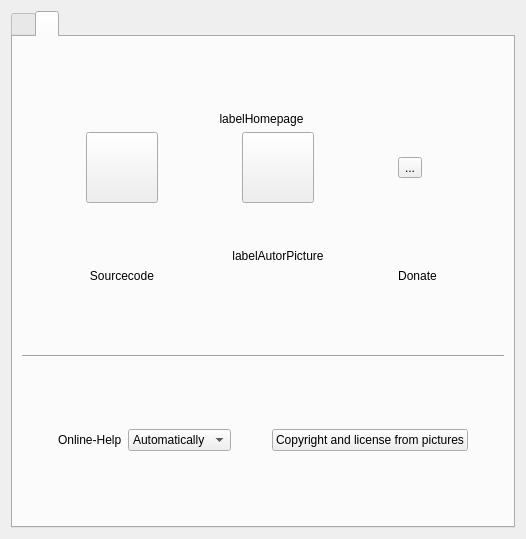
Qt form showclick/showclickDialog.ui (vkohaupt/vokoShowClick) before a commit.
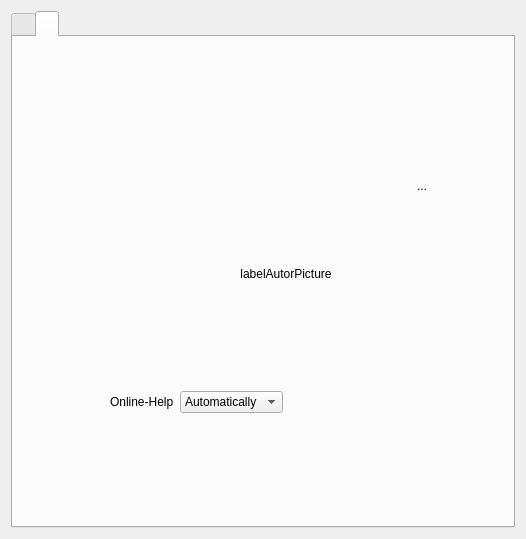
The same form after that commit. The open tabs and pages were chosen to show the change. Icons and pictures are not drawn.

Commit message: Add pictures in about

What changed in the file:
```diff
--- a/showclick/showclickDialog.ui
+++ b/showclick/showclickDialog.ui
@@ -460,33 +460,7 @@
        </item>
        <item>
         <layout class="QGridLayout" name="gridLayout_7">
-         <item row="4" column="0">
-          <widget class="QLabel" name="labelSourcecodeUrl">
-           <property name="text">
-            <string notr="true">Sourcecode</string>
-           </property>
-           <property name="alignment">
-            <set>Qt::AlignCenter</set>
-           </property>
-           <property name="openExternalLinks">
-            <bool>true</bool>
-           </property>
-          </widget>
-         </item>
-         <item row="4" column="2">
-          <widget class="QLabel" name="labelDonateUrl">
-           <property name="text">
-            <string>Donate</string>
-           </property>
-           <property name="alignment">
-            <set>Qt::AlignCenter</set>
-           </property>
-           <property name="openExternalLinks">
-            <bool>true</bool>
-           </property>
-          </widget>
-         </item>
-         <item row="1" column="1" alignment="Qt::AlignHCenter">
+         <item row="0" column="1" alignment="Qt::AlignHCenter">
           <widget class="QToolButton" name="toolButton">
            <property name="text">
             <string notr="true"/>
@@ -501,9 +475,32 @@
              <height>64</height>
             </size>
            </property>
+           <property name="autoRaise">
+            <bool>true</bool>
+           </property>
           </widget>
          </item>
-         <item row="3" column="1">
+         <item row="0" column="0">
+          <widget class="QToolButton" name="toolButton_3">
+           <property name="text">
+            <string notr="true"/>
+           </property>
+           <property name="icon">
+            <iconset resource="../showclick.qrc">
+             <normaloff>:/pictures/showclick/donate.png</normaloff>:/pictures/showclick/donate.png</iconset>
+           </property>
+           <property name="iconSize">
+            <size>
+             <width>64</width>
+             <height>64</height>
+            </size>
+           </property>
+           <property name="autoRaise">
+            <bool>true</bool>
+           </property>
+          </widget>
+         </item>
+         <item row="2" column="1">
           <widget class="QLabel" name="labelAutorPicture">
            <property name="maximumSize">
             <size>
@@ -522,33 +519,7 @@
            </property>
           </widget>
          </item>
-         <item row="0" column="0" colspan="3">
-          <widget class="QLabel" name="labelWebSiteUrl">
-           <property name="text">
-            <string notr="true">labelHomepage</string>
-           </property>
-           <property name="alignment">
-            <set>Qt::AlignCenter</set>
-           </property>
-           <property name="openExternalLinks">
-            <bool>true</bool>
-           </property>
-          </widget>
-         </item>
-         <item row="2" column="1">
-          <spacer name="verticalSpacer_7">
-           <property name="orientation">
-            <enum>Qt::Vertical</enum>
-           </property>
-           <property name="sizeHint" stdset="0">
-            <size>
-             <width>20</width>
-             <height>40</height>
-            </size>
-           </property>
-          </spacer>
-         </item>
-         <item row="1" column="2">
+         <item row="0" column="2">
           <widget class="QToolButton" name="toolButton_2">
            <property name="text">
             <string>...</string>
@@ -563,24 +534,23 @@
              <height>64</height>
             </size>
            </property>
+           <property name="autoRaise">
+            <bool>true</bool>
+           </property>
           </widget>
          </item>
-         <item row="1" column="0">
-          <widget class="QToolButton" name="toolButton_3">
-           <property name="text">
-            <string notr="true"/>
+         <item row="1" column="1">
+          <spacer name="verticalSpacer_7">
+           <property name="orientation">
+            <enum>Qt::Vertical</enum>
            </property>
-           <property name="icon">
-            <iconset resource="../showclick.qrc">
-             <normaloff>:/pictures/showclick/donate.png</normaloff>:/pictures/showclick/donate.png</iconset>
-           </property>
-           <property name="iconSize">
+           <property name="sizeHint" stdset="0">
             <size>
-             <width>64</width>
-             <height>64</height>
+             <width>20</width>
+             <height>40</height>
             </size>
            </property>
-          </widget>
+          </spacer>
          </item>
         </layout>
        </item>
@@ -597,26 +567,6 @@
          </property>
         </spacer>
        </item>
-       <item>
-        <widget class="Line" name="line">
-         <property name="orientation">
-          <enum>Qt::Horizontal</enum>
-         </property>
-        </widget>
-       </item>
-       <item>
-        <spacer name="verticalSpacer_5">
-         <property name="orientation">
-          <enum>Qt::Vertical</enum>
-         </property>
-         <property name="sizeHint" stdset="0">
-          <size>
-           <width>20</width>
-           <height>40</height>
-          </size>
-         </property>
-        </spacer>
-       </item>
        <item>
         <layout class="QHBoxLayout" name="horizontalLayout_10">
          <item>
@@ -666,8 +616,18 @@
          </item>
          <item>
           <widget class="QPushButton" name="pushButtonLicense">
-           <property name="text">
-            <string>Copyright and license from pictures</string>
+           <property name="icon">
+            <iconset resource="../showclick.qrc">
+             <normaloff>:/pictures/showclick/copyright.png</normaloff>:/pictures/showclick/copyright.png</iconset>
+           </property>
+           <property name="iconSize">
+            <size>
+             <width>48</width>
+             <height>48</height>
+            </size>
+           </property>
+           <property name="flat">
+            <bool>true</bool>
            </property>
           </widget>
          </item>
```
Left out of the diff: 4 changed lines with no effect on the pictures. The commit also changes 4 other files.
